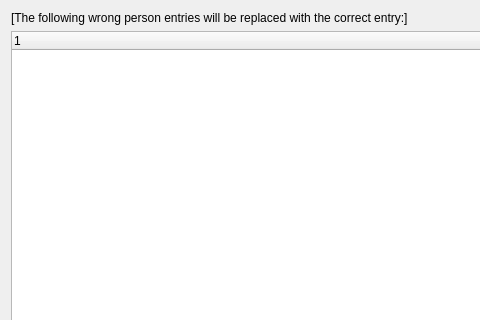
First picture: the form in src/gui/windows/ConfirmOverwritePersonDialog.ui, repository startkladde/startkladde, before the edit; both pictures show x 0 to 480 and y 0 to 320 of the 658 by 440 pixel window.
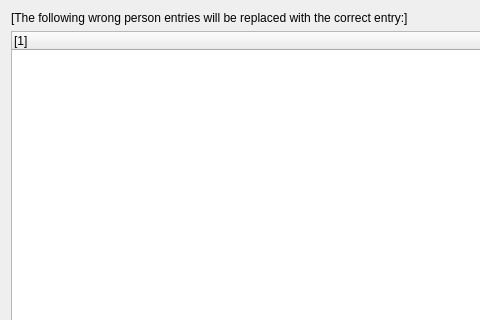
Second picture: the form after the edit.

Patch:
```diff
--- a/src/gui/windows/ConfirmOverwritePersonDialog.ui
+++ b/src/gui/windows/ConfirmOverwritePersonDialog.ui
@@ -28,7 +28,7 @@
     <widget class="QTreeWidget" name="entriesTree">
      <column>
       <property name="text">
-       <string notr="true">1</string>
+       <string notr="true">[1]</string>
       </property>
      </column>
     </widget>
```
